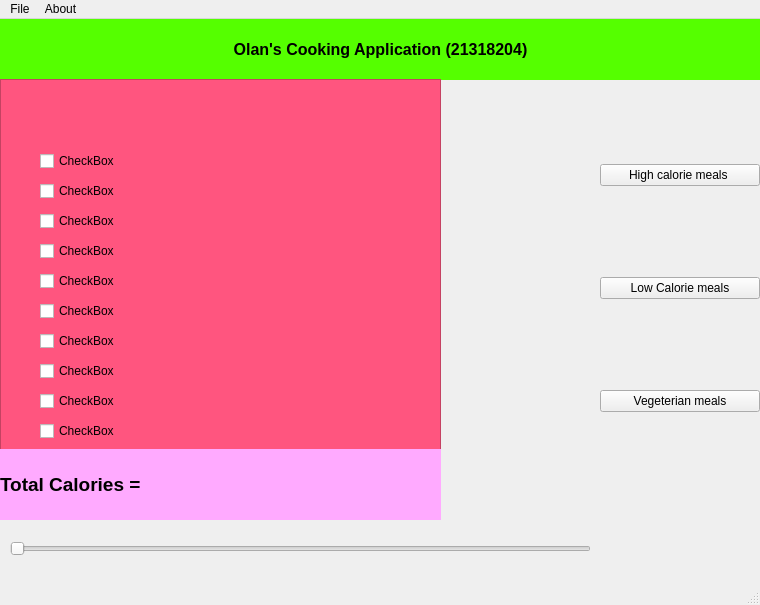
This is RecipeApplication/mainwindow.ui in olanhealy/Cs4076-EventDrivenProgramming-Project as Qt 5 draws it before an edit. The edited form follows.
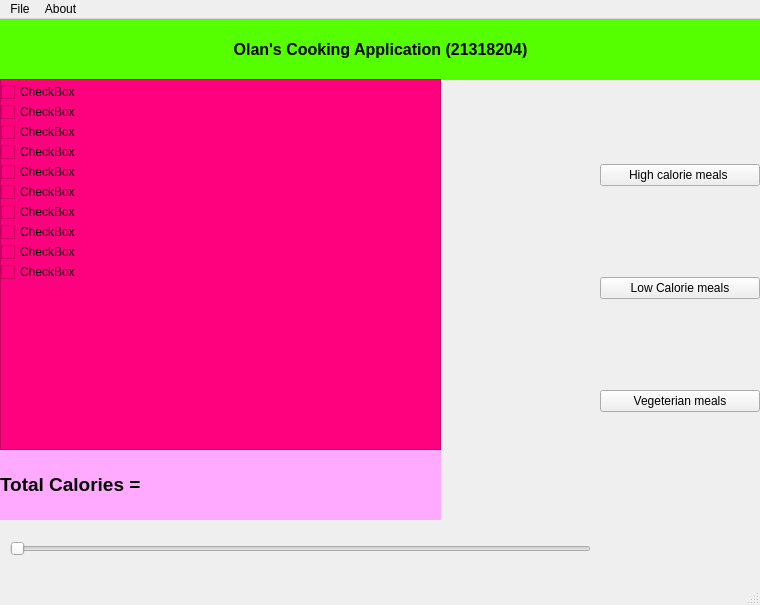
This is the edited form. Icons and pictures are not drawn.

What changed in the file:
```diff
--- a/RecipeApplication/mainwindow.ui
+++ b/RecipeApplication/mainwindow.ui
@@ -57,159 +57,6 @@
      <string>&lt;html&gt;&lt;head/&gt;&lt;body&gt;&lt;p align=&quot;center&quot;&gt;&lt;span style=&quot; font-size:12pt; font-weight:700;&quot;&gt;                                                                                       Olan's Cooking Application (21318204)&lt;/span&gt;&lt;/p&gt;&lt;/body&gt;&lt;/html&gt;</string>
     </property>
    </widget>
-   <widget class="QTextBrowser" name="textBrowser">
-    <property name="geometry">
-     <rect>
-      <x>0</x>
-      <y>60</y>
-      <width>441</width>
-      <height>371</height>
-     </rect>
-    </property>
-    <property name="styleSheet">
-     <string notr="true">background-color: rgb(255, 85, 127)</string>
-    </property>
-    <property name="html">
-     <string>&lt;!DOCTYPE HTML PUBLIC &quot;-//W3C//DTD HTML 4.0//EN&quot; &quot;http://www.w3.org/TR/REC-html40/strict.dtd&quot;&gt;
-&lt;html&gt;&lt;head&gt;&lt;meta name=&quot;qrichtext&quot; content=&quot;1&quot; /&gt;&lt;meta charset=&quot;utf-8&quot; /&gt;&lt;style type=&quot;text/css&quot;&gt;
-p, li { white-space: pre-wrap; }
-hr { height: 1px; border-width: 0; }
-li.unchecked::marker { content: &quot;\2610&quot;; }
-li.checked::marker { content: &quot;\2612&quot;; }
-&lt;/style&gt;&lt;/head&gt;&lt;body style=&quot; font-family:'Segoe UI'; font-size:9pt; font-weight:400; font-style:normal;&quot;&gt;
-&lt;p style=&quot;-qt-paragraph-type:empty; margin-top:0px; margin-bottom:0px; margin-left:0px; margin-right:0px; -qt-block-indent:0; text-indent:0px;&quot;&gt;&lt;br /&gt;&lt;/p&gt;&lt;/body&gt;&lt;/html&gt;</string>
-    </property>
-   </widget>
-   <widget class="QCheckBox" name="ingridentOne">
-    <property name="geometry">
-     <rect>
-      <x>40</x>
-      <y>130</y>
-      <width>88</width>
-      <height>24</height>
-     </rect>
-    </property>
-    <property name="text">
-     <string>CheckBox</string>
-    </property>
-   </widget>
-   <widget class="QCheckBox" name="ingridentTwo">
-    <property name="geometry">
-     <rect>
-      <x>40</x>
-      <y>160</y>
-      <width>88</width>
-      <height>24</height>
-     </rect>
-    </property>
-    <property name="text">
-     <string>CheckBox</string>
-    </property>
-   </widget>
-   <widget class="QCheckBox" name="ingridentThree">
-    <property name="geometry">
-     <rect>
-      <x>40</x>
-      <y>190</y>
-      <width>88</width>
-      <height>24</height>
-     </rect>
-    </property>
-    <property name="text">
-     <string>CheckBox</string>
-    </property>
-   </widget>
-   <widget class="QCheckBox" name="ingridentFour">
-    <property name="geometry">
-     <rect>
-      <x>40</x>
-      <y>220</y>
-      <width>88</width>
-      <height>24</height>
-     </rect>
-    </property>
-    <property name="text">
-     <string>CheckBox</string>
-    </property>
-   </widget>
-   <widget class="QCheckBox" name="ingridentFive">
-    <property name="geometry">
-     <rect>
-      <x>40</x>
-      <y>250</y>
-      <width>88</width>
-      <height>24</height>
-     </rect>
-    </property>
-    <property name="text">
-     <string>CheckBox</string>
-    </property>
-   </widget>
-   <widget class="QCheckBox" name="ingridentSix">
-    <property name="geometry">
-     <rect>
-      <x>40</x>
-      <y>280</y>
-      <width>88</width>
-      <height>24</height>
-     </rect>
-    </property>
-    <property name="text">
-     <string>CheckBox</string>
-    </property>
-   </widget>
-   <widget class="QCheckBox" name="ingridentSeven">
-    <property name="geometry">
-     <rect>
-      <x>40</x>
-      <y>310</y>
-      <width>88</width>
-      <height>24</height>
-     </rect>
-    </property>
-    <property name="text">
-     <string>CheckBox</string>
-    </property>
-   </widget>
-   <widget class="QCheckBox" name="ingridentEight">
-    <property name="geometry">
-     <rect>
-      <x>40</x>
-      <y>340</y>
-      <width>88</width>
-      <height>24</height>
-     </rect>
-    </property>
-    <property name="text">
-     <string>CheckBox</string>
-    </property>
-   </widget>
-   <widget class="QCheckBox" name="ingridentNine">
-    <property name="geometry">
-     <rect>
-      <x>40</x>
-      <y>370</y>
-      <width>88</width>
-      <height>24</height>
-     </rect>
-    </property>
-    <property name="text">
-     <string>CheckBox</string>
-    </property>
-   </widget>
-   <widget class="QCheckBox" name="ingridentTen">
-    <property name="geometry">
-     <rect>
-      <x>40</x>
-      <y>400</y>
-      <width>88</width>
-      <height>24</height>
-     </rect>
-    </property>
-    <property name="text">
-     <string>CheckBox</string>
-    </property>
-   </widget>
    <widget class="QLabel" name="totalCalories">
     <property name="geometry">
      <rect>
@@ -260,6 +107,162 @@
      </item>
     </layout>
    </widget>
+   <widget class="QScrollArea" name="scrollArea">
+    <property name="geometry">
+     <rect>
+      <x>0</x>
+      <y>60</y>
+      <width>441</width>
+      <height>371</height>
+     </rect>
+    </property>
+    <property name="styleSheet">
+     <string notr="true">background-color: rgb(255, 0, 127)</string>
+    </property>
+    <property name="widgetResizable">
+     <bool>true</bool>
+    </property>
+    <widget class="QWidget" name="scrollAreaWidgetContents">
+     <property name="geometry">
+      <rect>
+       <x>0</x>
+       <y>0</y>
+       <width>439</width>
+       <height>369</height>
+      </rect>
+     </property>
+     <widget class="QCheckBox" name="ingridentTen">
+      <property name="geometry">
+       <rect>
+        <x>0</x>
+        <y>0</y>
+        <width>88</width>
+        <height>24</height>
+       </rect>
+      </property>
+      <property name="text">
+       <string>CheckBox</string>
+      </property>
+     </widget>
+     <widget class="QCheckBox" name="ingridentOne">
+      <property name="geometry">
+       <rect>
+        <x>0</x>
+        <y>20</y>
+        <width>88</width>
+        <height>24</height>
+       </rect>
+      </property>
+      <property name="text">
+       <string>CheckBox</string>
+      </property>
+     </widget>
+     <widget class="QCheckBox" name="ingridentNine">
+      <property name="geometry">
+       <rect>
+        <x>0</x>
+        <y>40</y>
+        <width>88</width>
+        <height>24</height>
+       </rect>
+      </property>
+      <property name="text">
+       <string>CheckBox</string>
+      </property>
+     </widget>
+     <widget class="QCheckBox" name="ingridentTwo">
+      <property name="geometry">
+       <rect>
+        <x>0</x>
+        <y>60</y>
+        <width>88</width>
+        <height>24</height>
+       </rect>
+      </property>
+      <property name="text">
+       <string>CheckBox</string>
+      </property>
+     </widget>
+     <widget class="QCheckBox" name="ingridentThree">
+      <property name="geometry">
+       <rect>
+        <x>0</x>
+        <y>80</y>
+        <width>88</width>
+        <height>24</height>
+       </rect>
+      </property>
+      <property name="text">
+       <string>CheckBox</string>
+      </property>
+     </widget>
+     <widget class="QCheckBox" name="ingridentFour">
+      <property name="geometry">
+       <rect>
+        <x>0</x>
+        <y>100</y>
+        <width>88</width>
+        <height>24</height>
+       </rect>
+      </property>
+      <property name="text">
+       <string>CheckBox</string>
+      </property>
+     </widget>
+     <widget class="QCheckBox" name="ingridentFive">
+      <property name="geometry">
+       <rect>
+        <x>0</x>
+        <y>120</y>
+        <width>88</width>
+        <height>24</height>
+       </rect>
+      </property>
+      <property name="text">
+       <string>CheckBox</string>
+      </property>
+     </widget>
+     <widget class="QCheckBox" name="ingridentSeven">
+      <property name="geometry">
+       <rect>
+        <x>0</x>
+        <y>140</y>
+        <width>88</width>
+        <height>24</height>
+       </rect>
+      </property>
+      <property name="text">
+       <string>CheckBox</string>
+      </property>
+     </widget>
+     <widget class="QCheckBox" name="ingridentSix">
+      <property name="geometry">
+       <rect>
+        <x>0</x>
+        <y>160</y>
+        <width>88</width>
+        <height>24</height>
+       </rect>
+      </property>
+      <property name="text">
+       <string>CheckBox</string>
+      </property>
+     </widget>
+     <widget class="QCheckBox" name="ingridentEight">
+      <property name="geometry">
+       <rect>
+        <x>0</x>
+        <y>180</y>
+        <width>88</width>
+        <height>24</height>
+       </rect>
+      </property>
+      <property name="text">
+       <string>CheckBox</string>
+      </property>
+     </widget>
+    </widget>
+   </widget>
   </widget>
   <widget class="QMenuBar" name="menubar">
    <property name="geometry">
```
